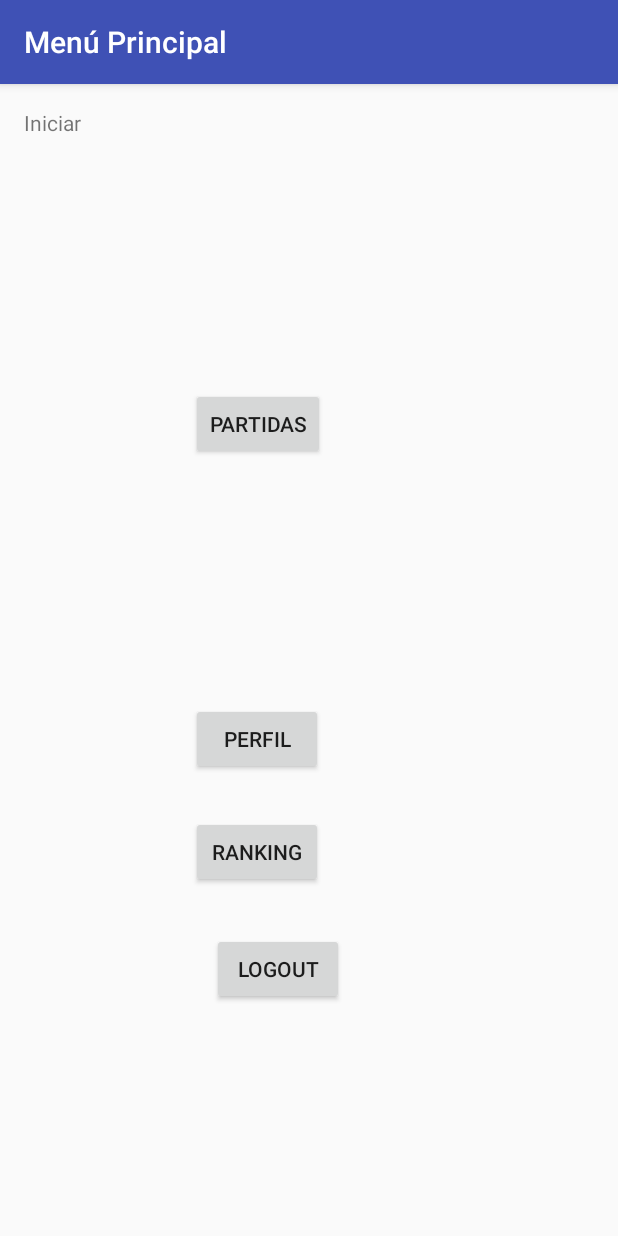
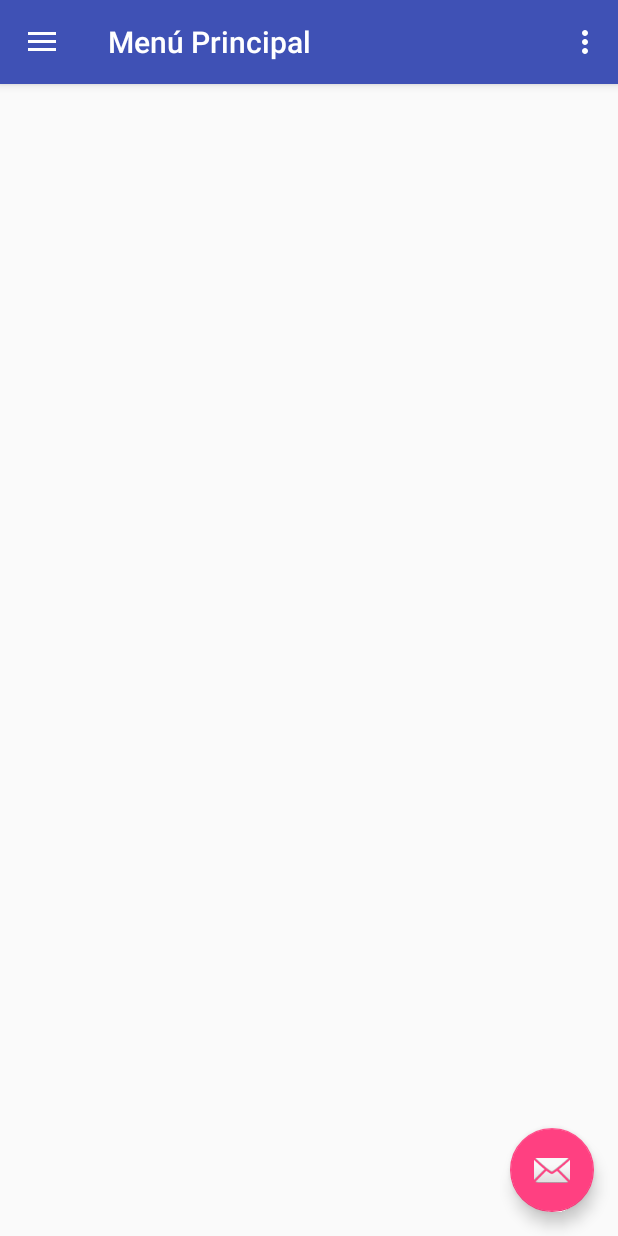
Before and after one commit to JaMateuC/DSA_Android, an Android app: the MainMenu screen opened directly, with no data from a screen before it, on a phone screen of 412 x 824 dp. Run offline under Robolectric (Android 15) with nearby library versions, the phone set to English and light mode, and no system bars; 3 statements that could not run were skipped.

Commit message:
barra personalizada

```diff
--- a/app/src/main/java/eetac/dsa/activity/MainMenu.java
+++ b/app/src/main/java/eetac/dsa/activity/MainMenu.java
@@ -1,36 +1,35 @@
 package eetac.dsa.activity;
-
 
 import android.content.Intent;
 import android.os.Bundle;
+import android.support.design.widget.FloatingActionButton;
+import android.support.design.widget.Snackbar;
+import android.view.View;
+import android.support.design.widget.NavigationView;
+import android.support.v4.view.GravityCompat;
+import android.support.v4.widget.DrawerLayout;
+import android.support.v7.app.ActionBarDrawerToggle;
 import android.support.v7.app.AppCompatActivity;
-import android.view.View;
-import android.widget.Button;
-
-import java.util.List;
+import android.support.v7.widget.Toolbar;
+import android.view.Menu;
+import android.view.MenuItem;
 
 import eetac.dsa.R;
 import eetac.dsa.model.UsuarioJSON;
 
-public class MainMenu extends AppCompatActivity
+public class MainMenu extends AppCompatActivity implements NavigationView.OnNavigationItemSelectedListener
 {
-    //tokken loggin autoritzacio
-    //loggin, si o no y un token, desprs get del ususario complet
-
     private String BASE_URL;
     private int key;    //Key de autentificación con el servidor
-
-    Button perfil;
-    Button listaM;
-    Button ranking;
-    Button logout;
     UsuarioJSON user;
 
     @Override
     protected void onCreate(Bundle savedInstanceState)
     {
         super.onCreate(savedInstanceState);
-        setContentView(R.layout.activity_iniciar_sesion);
+        setContentView(R.layout.activity_main_menu);
+        Toolbar toolbar = (Toolbar) findViewById(R.id.toolbar);
+        setSupportActionBar(toolbar);
 
         //Recoge los valores de la actividad anterior
         Bundle intentdata = getIntent().getExtras();
@@ -38,43 +37,88 @@ public class MainMenu extends AppCompatActivity
         key = (int) intentdata.getSerializable("key");
         user = (UsuarioJSON)intentdata.getSerializable("usuario");
 
-        perfil = (Button) findViewById(R.id.Perfil);
-        logout = (Button) findViewById(R.id.Logout);
+        FloatingActionButton fab = (FloatingActionButton) findViewById(R.id.fab);
+        fab.setOnClickListener(new View.OnClickListener() {
+            @Override
+            public void onClick(View view) {
+                Snackbar.make(view, "Replace with your own action", Snackbar.LENGTH_LONG)
+                        .setAction("Action", null).show();
+            }
+        });
 
-        perfil.setOnClickListener(new View.OnClickListener()
+        DrawerLayout drawer = (DrawerLayout) findViewById(R.id.drawer_layout);
+        ActionBarDrawerToggle toggle = new ActionBarDrawerToggle(
+                this, drawer, toolbar, R.string.navigation_drawer_open, R.string.navigation_drawer_close);
+        drawer.addDrawerListener(toggle);
+        toggle.syncState();
+
+        NavigationView navigationView = (NavigationView) findViewById(R.id.nav_view);
+        navigationView.setNavigationItemSelectedListener(this);
+    }
+
+    @Override
+    public void onBackPressed()
     {
+        DrawerLayout drawer = (DrawerLayout) findViewById(R.id.drawer_layout);
+        if (drawer.isDrawerOpen(GravityCompat.START)) {  drawer.closeDrawer(GravityCompat.START);  }
+        else {  super.onBackPressed();  }
+    }
+
     @Override
-            public void onClick(View view)
+    public boolean onCreateOptionsMenu(Menu menu)
     {
-                Intent intent= new Intent(view.getContext(), Perfil.class);
+        // Inflate the menu; this adds items to the action bar if it is present.
+        getMenuInflater().inflate(R.menu.main_menu, menu);
+        return true;
+    }
+
+    @Override
+    public boolean onOptionsItemSelected(MenuItem item)
+    {
+        // Handle action bar item clicks here. The action bar will
+        // automatically handle clicks on the Home/Up button, so long
+        // as you specify a parent activity in AndroidManifest.xml.
+        int id = item.getItemId();
+
+        //noinspection SimplifiableIfStatement
+        if (id == R.id.action_settings) {  return true;  }
+
+        return super.onOptionsItemSelected(item);
+    }
+
+    @SuppressWarnings("StatementWithEmptyBody")
+    @Override
+    public boolean onNavigationItemSelected(MenuItem item)
+    {
+        // Handle navigation view item clicks here.
+        int id = item.getItemId();
+
+        if (id == R.id.nav_perfil)
+        {
+            Intent intent= new Intent(this, Perfil.class);
             intent.putExtra("URL", BASE_URL);
             intent.putExtra("usuario", user);
             startActivityForResult(intent, 2);
+        }
 
-            }
-        });
-
-        listaM = (Button) findViewById(R.id.Partidas);
-        listaM.setOnClickListener(new View.OnClickListener()
+        else if (id == R.id.nav_monstruos)
         {
-            @Override
-            public void onClick(View view)
-            {
-                Intent intent= new Intent(view.getContext(), ListaMonstruos.class);
+            Intent intent= new Intent(this, ListaMonstruos.class);
             intent.putExtra("URL", BASE_URL);
             intent.putExtra("usuario", user);
             startActivityForResult(intent, 3);
+        }
 
-            }
-        });
+        else if (id == R.id.nav_ranking) {  }
 
-        logout.setOnClickListener(new View.OnClickListener()
-        {
-            @Override
-            public void onClick(View view)
-            {
-                finish();
-            }
-        });
+        else if (id == R.id.nav_logout) {  finish();  }
+
+        //No están implementados estos 2 botones del menú
+        else if (id == R.id.nav_share) {  }
+        else if (id == R.id.nav_send) {  }
+
+        DrawerLayout drawer = (DrawerLayout) findViewById(R.id.drawer_layout);
+        drawer.closeDrawer(GravityCompat.START);
+        return true;
     }
 }
--- a/app/src/main/res/layout/activity_iniciar_sesion.xml
+++ /dev/null
@@ -1,71 +0,0 @@
-<?xml version="1.0" encoding="utf-8"?>
-<android.support.constraint.ConstraintLayout
-    xmlns:android="http://schemas.android.com/apk/res/android"
-    xmlns:app="http://schemas.android.com/apk/res-auto"
-    xmlns:tools="http://schemas.android.com/tools"
-    android:layout_width="match_parent"
-    android:layout_height="match_parent">
-
-    <TextView
-        android:id="@+id/textView2"
-        android:layout_width="wrap_content"
-        android:layout_height="wrap_content"
-        android:layout_marginStart="16dp"
-        android:layout_marginTop="16dp"
-        android:text="Iniciar"
-        app:layout_constraintStart_toStartOf="parent"
-        app:layout_constraintTop_toTopOf="parent" />
-
-    <Button
-        android:id="@+id/Partidas"
-        android:layout_width="wrap_content"
-        android:layout_height="wrap_content"
-        android:layout_marginBottom="34dp"
-        android:layout_marginEnd="166dp"
-        android:layout_marginStart="127dp"
-        android:layout_marginTop="74dp"
-        android:text="Partidas"
-        app:layout_constraintBottom_toTopOf="@+id/Perfil"
-        app:layout_constraintEnd_toEndOf="parent"
-        app:layout_constraintHorizontal_bias="0.0"
-        app:layout_constraintStart_toStartOf="parent"
-        app:layout_constraintTop_toTopOf="parent" />
-
-    <Button
-        android:id="@+id/Ranking"
-        android:layout_width="wrap_content"
-        android:layout_height="wrap_content"
-        android:layout_marginBottom="30dp"
-        android:layout_marginEnd="169dp"
-        android:layout_marginStart="127dp"
-        android:text="Ranking"
-        app:layout_constraintBottom_toTopOf="@+id/Logout"
-        app:layout_constraintEnd_toEndOf="parent"
-        app:layout_constraintHorizontal_bias="0.0"
-        app:layout_constraintStart_toStartOf="parent" />
-
-    <Button
-        android:id="@+id/Logout"
-        android:layout_width="wrap_content"
-        android:layout_height="wrap_content"
-        android:layout_marginBottom="154dp"
-        android:layout_marginEnd="169dp"
-        android:layout_marginStart="127dp"
-        android:text="Logout"
-        app:layout_constraintBottom_toBottomOf="parent"
-        app:layout_constraintEnd_toEndOf="parent"
-        app:layout_constraintStart_toStartOf="parent" />
-
-    <Button
-        android:id="@+id/Perfil"
-        android:layout_width="wrap_content"
-        android:layout_height="wrap_content"
-        android:layout_marginBottom="27dp"
-        android:layout_marginEnd="169dp"
-        android:layout_marginStart="127dp"
-        android:text="Perfil"
-        app:layout_constraintBottom_toTopOf="@+id/Ranking"
-        app:layout_constraintEnd_toEndOf="parent"
-        app:layout_constraintHorizontal_bias="0.0"
-        app:layout_constraintStart_toStartOf="parent" />
-</android.support.constraint.ConstraintLayout>
--- a/app/src/main/res/layout/app_bar_main_menu.xml
+++ b/app/src/main/res/layout/app_bar_main_menu.xml
@@ -4,7 +4,7 @@
     xmlns:tools="http://schemas.android.com/tools"
     android:layout_width="match_parent"
     android:layout_height="match_parent"
-    tools:context="eetac.dsa.MainMenuActivity">
+    tools:context="eetac.dsa.activity.MainMenu">
 
     <android.support.design.widget.AppBarLayout
         android:layout_width="match_parent"
--- a/app/src/main/res/layout/content_main_menu.xml
+++ b/app/src/main/res/layout/content_main_menu.xml
@@ -5,7 +5,7 @@
     android:layout_width="match_parent"
     android:layout_height="match_parent"
     app:layout_behavior="@string/appbar_scrolling_view_behavior"
-    tools:context="eetac.dsa.MainMenuActivity"
+    tools:context="eetac.dsa.activity.MainMenu"
     tools:showIn="@layout/app_bar_main_menu">
 
 </android.support.constraint.ConstraintLayout>
--- a/app/src/main/res/menu/activity_main_menu_drawer.xml
+++ b/app/src/main/res/menu/activity_main_menu_drawer.xml
@@ -5,21 +5,21 @@
 
     <group android:checkableBehavior="single">
         <item
-            android:id="@+id/nav_camera"
+            android:id="@+id/nav_perfil"
             android:icon="@drawable/ic_menu_camera"
-            android:title="Import" />
+            android:title="Perfil" />
         <item
-            android:id="@+id/nav_gallery"
+            android:id="@+id/nav_monstruos"
             android:icon="@drawable/ic_menu_gallery"
-            android:title="Gallery" />
+            android:title="Monstruos" />
         <item
-            android:id="@+id/nav_slideshow"
+            android:id="@+id/nav_ranking"
             android:icon="@drawable/ic_menu_slideshow"
-            android:title="Slideshow" />
+            android:title="Ranking" />
         <item
-            android:id="@+id/nav_manage"
+            android:id="@+id/nav_logout"
             android:icon="@drawable/ic_menu_manage"
-            android:title="Tools" />
+            android:title="Cerrar Sesión" />
     </group>
 
     <item android:title="Communicate">
@@ -27,11 +27,11 @@
             <item
                 android:id="@+id/nav_share"
                 android:icon="@drawable/ic_menu_share"
-                android:title="Share" />
+                android:title="Compartir" />
             <item
                 android:id="@+id/nav_send"
                 android:icon="@drawable/ic_menu_send"
-                android:title="Send" />
+                android:title="Enviar" />
         </menu>
     </item>
 
```
Also changed, not shown: app/src/main/AndroidManifest.xml (+1 -9 lines), app/src/main/java/eetac/dsa/MainMenuActivity.java (deleted, +0 -93 lines). Lines whose indentation alone changed are shown as unchanged.
